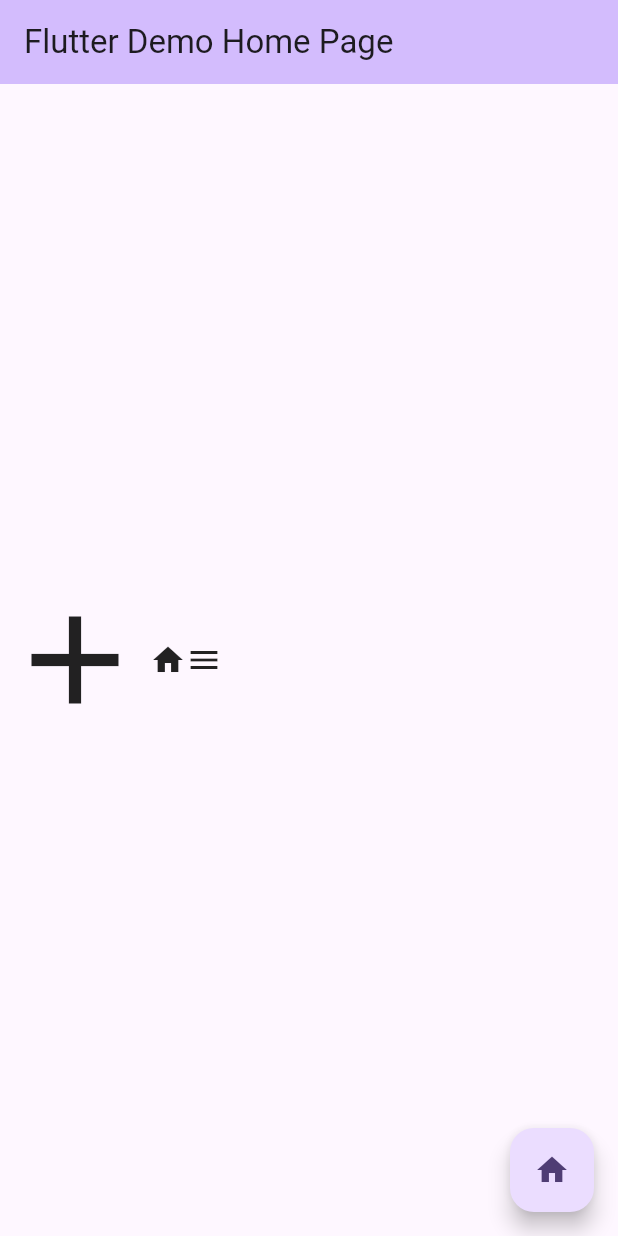
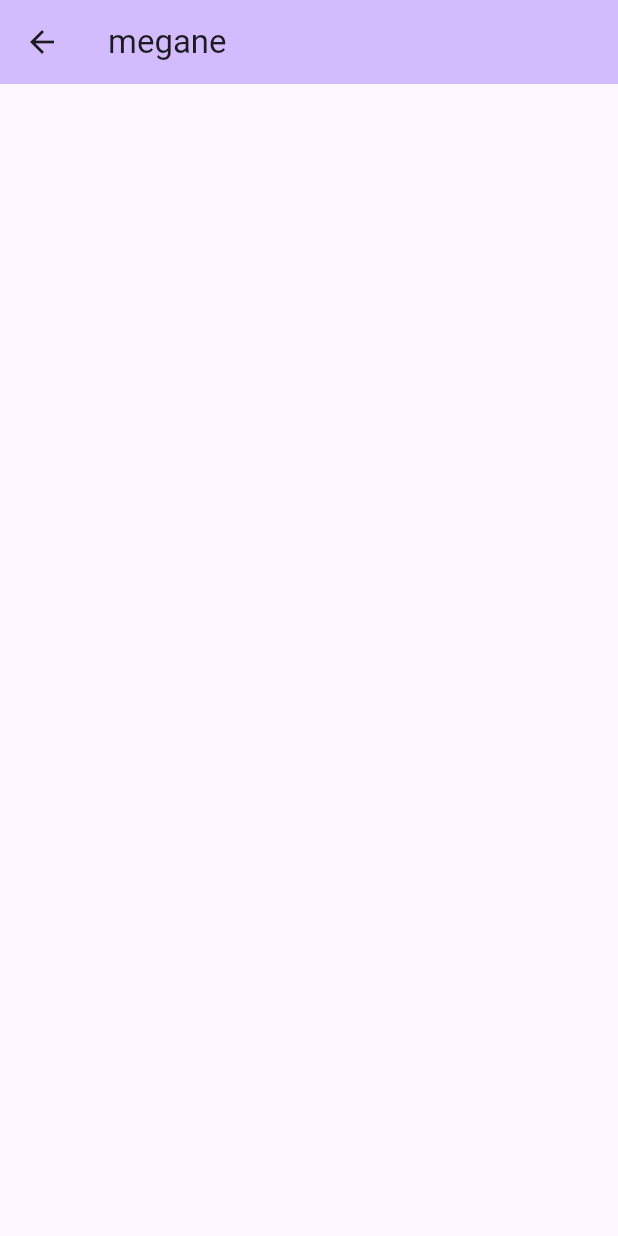
Before and after one commit to meganedayo/mapapp, a Flutter app: the screen it shows after launch, after a tap on the "home" icon, on a phone screen of 412 x 824 dp. Run offline on Flutter 3.47's test engine with Material 3 defaults, Android fonts, the phone set to English and light mode, and no system bars.

Commit message:
sub追加

```diff
--- a/lib/main.dart
+++ b/lib/main.dart
@@ -1,4 +1,5 @@
 import 'package:flutter/material.dart';
+import 'package:mapapp/sub_page.dart';
 import 'package:mapapp/aaa.dart';
 import 'package:mapapp/abc.dart';
 
@@ -12,12 +13,15 @@ class MyApp extends StatelessWidget {
   @override
   Widget build(BuildContext context) {
     return MaterialApp(
+      routes: {
+        '/': (context) => const MyHomePage(title: 'Flutter Demo Home Page'),
+        '/test': (context) => const TestPage(),
+      },
       title: 'Flutter Demo',
       theme: ThemeData(
         colorScheme: ColorScheme.fromSeed(seedColor: Colors.deepPurple),
         useMaterial3: true,
       ),
-      home: const MyHomePage(title: 'Flutter Demo Home Page'),
     );
   }
 }
@@ -49,7 +53,9 @@ class _MyHomePageState extends State<MyHomePage> {
       ),
       body: const Center(child: AWidget()),
       floatingActionButton: FloatingActionButton(
-        onPressed: _incrementCounter,
+        onPressed: () {
+          Navigator.pushNamed(context, '/test');
+        },
         tooltip: 'Increment',
         child: const Icon(Icons.home),
       ),
--- /dev/null
+++ b/lib/sub_page.dart
@@ -0,0 +1,16 @@
+// ignore: file_names
+import 'package:flutter/material.dart';
+
+class TestPage extends StatelessWidget {
+  const TestPage({super.key});
+
+  @override
+  Widget build(BuildContext context) {
+    return Scaffold(
+       appBar: AppBar(
+        backgroundColor: Theme.of(context).colorScheme.inversePrimary,
+        title: Text('megane'),
+      ),
+    );
+  }
+}
```
